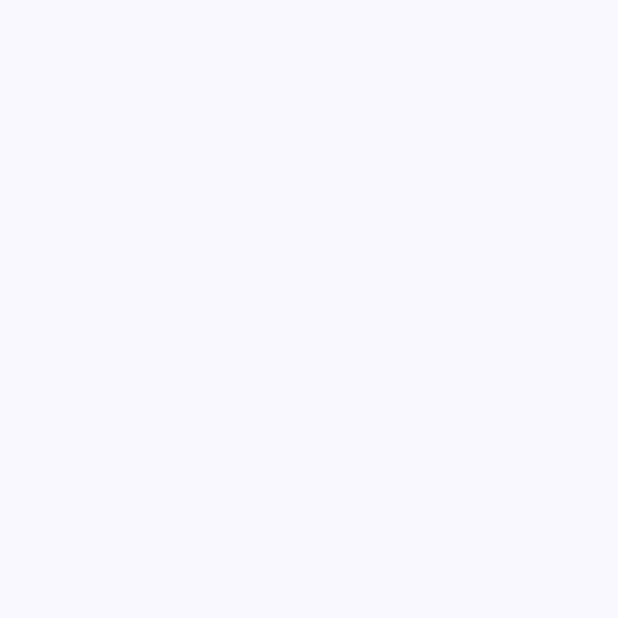
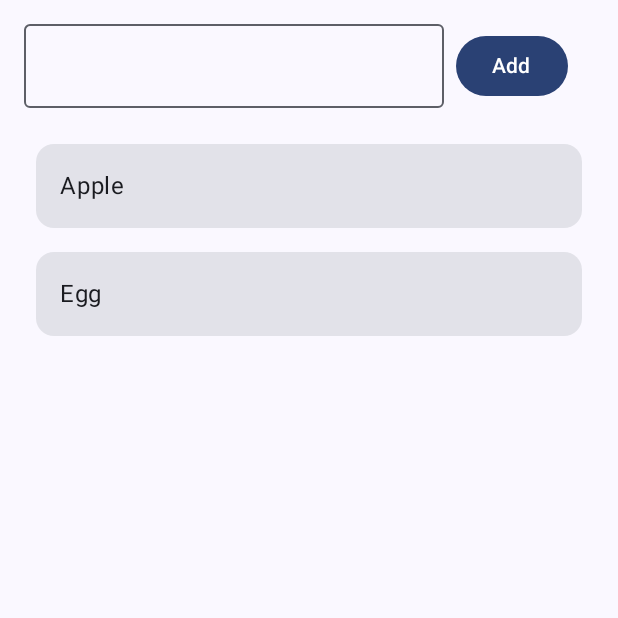
Before and after one commit to hashemi-hossein/AndroidTraining_TODOApp, an Android app built with Jetpack Compose: the screen it shows after launch (MainActivity), on a phone screen of 412 x 824 dp, the top half of it. Before the commit the part shown is empty. Run offline under Robolectric (Android 15) with nearby library versions, the phone set to English and light mode, and no system bars.

Commit message:
Implement UI

```diff
--- a/app/src/main/java/ara/hossein/androidtraining/todoapp/screen/HomeScreen.kt
+++ b/app/src/main/java/ara/hossein/androidtraining/todoapp/screen/HomeScreen.kt
@@ -1,15 +1,58 @@
 package ara.hossein.androidtraining.todoapp.screen
 
+import androidx.compose.foundation.layout.Arrangement
+import androidx.compose.foundation.layout.Column
+import androidx.compose.foundation.layout.Row
+import androidx.compose.foundation.layout.fillMaxWidth
+import androidx.compose.foundation.layout.padding
+import androidx.compose.foundation.lazy.LazyColumn
+import androidx.compose.foundation.lazy.items
+import androidx.compose.material3.Button
+import androidx.compose.material3.Card
+import androidx.compose.material3.OutlinedTextField
+import androidx.compose.material3.Text
 import androidx.compose.runtime.Composable
+import androidx.compose.runtime.mutableStateListOf
+import androidx.compose.runtime.mutableStateOf
+import androidx.compose.runtime.remember
+import androidx.compose.ui.Alignment
 import androidx.compose.ui.Modifier
 import androidx.compose.ui.tooling.preview.Preview
+import androidx.compose.ui.unit.dp
 
 @Composable
 fun HomeScreen(modifier: Modifier = Modifier) {
+    val text = remember { mutableStateOf("") }
+    val items = remember { mutableStateListOf<String>("Apple","Egg") }
 
+    Column(
+        modifier = Modifier.padding(16.dp),
+        verticalArrangement = Arrangement.Center,
+    ) {
+        Row(
+            verticalAlignment = Alignment.CenterVertically,
+            horizontalArrangement = Arrangement.spacedBy(8.dp),
+        ) {
+            OutlinedTextField(value = text.value, onValueChange = { text.value = it })
+            Button(onClick = {
+
+            }) { Text("Add") }
+        }
+        LazyColumn(modifier = Modifier.padding(top = 16.dp)) {
+            items(items) {
+                Card(
+                    modifier = Modifier
+                        .fillMaxWidth()
+                        .padding(8.dp)
+                ) {
+                    Text(it, modifier = Modifier.padding(16.dp))
+                }
+            }
+        }
+    }
 }
 
-@Preview
+@Preview(showBackground = true, showSystemUi = true)
 @Composable
 private fun HomeScreenPreview() {
     HomeScreen()
```
